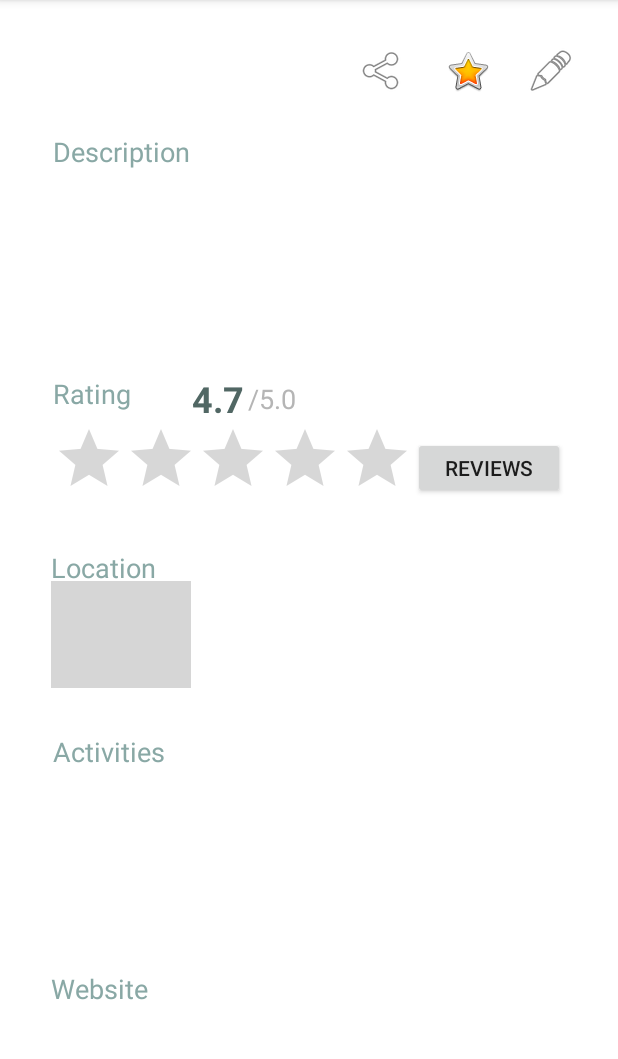
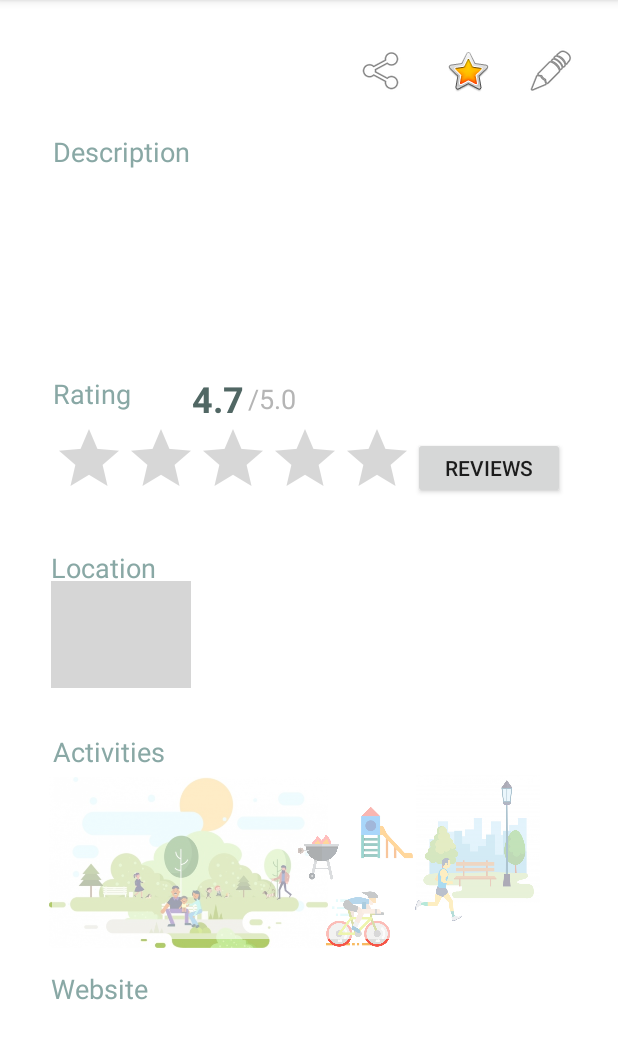
Before and after one commit to tangzt0415/CuteParks, an Android app: the DisplayParkInformationActivity screen opened directly, with no data from a screen before it, on a phone screen of 412 x 824 dp, the part 84-1143 px from its top. Run offline under Robolectric (Android 15) with nearby library versions, the phone set to English and light mode, and no system bars; our stand-ins replace Firebase (no records; nobody signed in at launch, a user with empty details on screens opened directly); 8 statements that could not run were skipped; grey boxes are pictures that could not be loaded.

Commit message:
10 Mar 00:45 by YL, updated Main and DisplayParkInformation interfaces

```diff
--- a/app/src/main/java/com/example/testapplication/MainActivity.java
+++ b/app/src/main/java/com/example/testapplication/MainActivity.java
@@ -27,33 +27,16 @@ public class MainActivity extends AppCompatActivity {
     protected void onCreate(Bundle savedInstanceState) {
         super.onCreate(savedInstanceState);
         setContentView(R.layout.activity_main);
-        TextView result = findViewById(R.id.result);
 
         postalcode = findViewById(R.id.postalAddress);
 
-       Button submit = findViewById(R.id.postalBtn);
         Button SearchButton = findViewById(R.id.SearchButton);
 
-        submit.setOnClickListener(new View.OnClickListener() {
-            @Override
-            public void onClick(View v) {
-                postalAdd = Integer.parseInt(postalcode.getText().toString());
-                result.setText("Postcode: "+postalAdd);
 
-                getCoordinateController process = new getCoordinateController();
-                process.execute();
-
-                Intent startIntent = new Intent(getApplicationContext(), getCoordinateUI.class);
-                //passing info to another activity
-                startIntent.putExtra("com.example.testapplication.SOMETHING",postalAdd);
-                startActivity(startIntent);
-            }
-        });
         SearchButton.setOnClickListener(new View.OnClickListener() {
             @Override
             public void onClick(View v) {
                 postalAdd = Integer.parseInt(postalcode.getText().toString());
-                result.setText("Postcode: "+postalAdd);
 
                 getCoordinateController process = new getCoordinateController();
                 process.execute();
--- a/app/src/main/java/com/example/testapplication/MapsActivity.java
+++ b/app/src/main/java/com/example/testapplication/MapsActivity.java
@@ -32,6 +32,8 @@ public class MapsActivity extends FragmentActivity implements OnMapReadyCallback
     private GoogleMap mMap;
     public static int postal;
     ArrayList<Park> Parks = null;
+    boolean displayParkInfo = false;
+
 
     @Override
     protected void onCreate(Bundle savedInstanceState) {
--- a/app/src/main/res/layout/activity_display_park_information.xml
+++ b/app/src/main/res/layout/activity_display_park_information.xml
@@ -9,41 +9,6 @@
     android:foregroundTint="@android:color/darker_gray"
     android:textAlignment="center"
     tools:context=".DisplayParkInformationActivity">
-
-    <TextView
-        android:id="@+id/parkActivities"
-        android:layout_width="341dp"
-        android:layout_height="90dp"
-        android:overScrollMode="ifContentScrolls"
-        android:scrollIndicators="right"
-        android:scrollbarAlwaysDrawHorizontalTrack="false"
-        android:scrollbarAlwaysDrawVerticalTrack="true"
-        android:scrollbarDefaultDelayBeforeFade="500"
-        android:scrollbarFadeDuration="300"
-        android:scrollbarSize="5dp"
-        android:scrollbarStyle="outsideInset"
-        android:scrollbars="vertical"
-        android:scrollHorizontally="false"
-        android:visibility="visible"
-        app:layout_constraintBottom_toBottomOf="parent"
-        app:layout_constraintEnd_toEndOf="parent"
-        app:layout_constraintStart_toStartOf="parent"
-        app:layout_constraintTop_toBottomOf="@+id/activitytextview"
-        app:layout_constraintVertical_bias="0.0" />
-
-    <TextView
-        android:id="@+id/activitytextview"
-        android:layout_width="254dp"
-        android:layout_height="24dp"
-        android:text="Activities"
-        android:textColor="#89A8A5"
-        android:textSize="18sp"
-        app:layout_constraintBottom_toBottomOf="parent"
-        app:layout_constraintEnd_toEndOf="parent"
-        app:layout_constraintHorizontal_bias="0.222"
-        app:layout_constraintStart_toStartOf="parent"
-        app:layout_constraintTop_toTopOf="parent"
-        app:layout_constraintVertical_bias="0.657" />
 
     <androidx.constraintlayout.widget.Guideline
         android:id="@+id/guideline2"
@@ -291,4 +256,120 @@
         app:layout_constraintTop_toBottomOf="@+id/RatingtextView"
         app:layout_constraintVertical_bias="0.0" />
 
+    <ImageView
+        android:id="@+id/parkImage1"
+        android:layout_width="202dp"
+        android:layout_height="114dp"
+        app:layout_constraintBottom_toBottomOf="parent"
+        app:layout_constraintEnd_toEndOf="parent"
+        app:layout_constraintHorizontal_bias="0.119"
+        app:layout_constraintStart_toStartOf="parent"
+        app:layout_constraintTop_toTopOf="parent"
+        app:layout_constraintVertical_bias="0.792"
+        app:srcCompat="@drawable/park_icon3" />
+
+    <ImageView
+        android:id="@+id/playgroundImage"
+        android:layout_width="61dp"
+        android:layout_height="43dp"
+        app:layout_constraintBottom_toBottomOf="parent"
+        app:layout_constraintEnd_toEndOf="parent"
+        app:layout_constraintHorizontal_bias="0.648"
+        app:layout_constraintStart_toStartOf="parent"
+        app:layout_constraintTop_toTopOf="parent"
+        app:layout_constraintVertical_bias="0.736"
+        app:srcCompat="@drawable/playground_icon" />
+
+    <ImageView
+        android:id="@+id/parkImage2"
+        android:layout_width="116dp"
+        android:layout_height="87dp"
+        app:layout_constraintBottom_toBottomOf="parent"
+        app:layout_constraintEnd_toEndOf="parent"
+        app:layout_constraintHorizontal_bias="0.881"
+        app:layout_constraintStart_toStartOf="parent"
+        app:layout_constraintTop_toTopOf="parent"
+        app:layout_constraintVertical_bias="0.759"
+        app:srcCompat="@drawable/park_icon2" />
+
+    <ImageView
+        android:id="@+id/cyclingImange"
+        android:layout_width="44dp"
+        android:layout_height="39dp"
+        android:scaleType="fitCenter"
+        app:layout_constraintBottom_toBottomOf="parent"
+        app:layout_constraintEnd_toEndOf="parent"
+        app:layout_constraintHorizontal_bias="0.588"
+        app:layout_constraintStart_toStartOf="parent"
+        app:layout_constraintTop_toTopOf="parent"
+        app:layout_constraintVertical_bias="0.813"
+        app:srcCompat="@drawable/cycling_icon" />
+
+    <ImageView
+        android:id="@+id/runningImage"
+        android:layout_width="63dp"
+        android:layout_height="61dp"
+        android:scaleType="centerCrop"
+        app:layout_constraintBottom_toBottomOf="parent"
+        app:layout_constraintEnd_toEndOf="parent"
+        app:layout_constraintHorizontal_bias="0.747"
+        app:layout_constraintStart_toStartOf="parent"
+        app:layout_constraintTop_toTopOf="parent"
+        app:layout_constraintVertical_bias="0.795"
+        app:srcCompat="@drawable/running_icon" />
+
+    <androidx.constraintlayout.widget.Group
+        android:id="@+id/group"
+        android:layout_width="wrap_content"
+        android:layout_height="wrap_content" />
+
+    <ImageView
+        android:id="@+id/BbqImage"
+        android:layout_width="30dp"
+        android:layout_height="37dp"
+        app:layout_constraintBottom_toBottomOf="parent"
+        app:layout_constraintEnd_toEndOf="parent"
+        app:layout_constraintHorizontal_bias="0.517"
+        app:layout_constraintStart_toStartOf="parent"
+        app:layout_constraintTop_toTopOf="parent"
+        app:layout_constraintVertical_bias="0.756"
+        app:srcCompat="@drawable/barbeque_icon" />
+
+    <TextView
+        android:id="@+id/activitytextview"
+        android:layout_width="254dp"
+        android:layout_height="24dp"
+        android:text="Activities"
+        android:textColor="#89A8A5"
+        android:textSize="18sp"
+        app:layout_constraintBottom_toBottomOf="parent"
+        app:layout_constraintEnd_toEndOf="parent"
+        app:layout_constraintHorizontal_bias="0.222"
+        app:layout_constraintStart_toStartOf="parent"
+        app:layout_constraintTop_toTopOf="parent"
+        app:layout_constraintVertical_bias="0.657" />
+
+    <TextView
+        android:id="@+id/parkActivities"
+        android:layout_width="340dp"
+        android:layout_height="113dp"
+        android:background="#9CFFFFFF"
+        android:overScrollMode="ifContentScrolls"
+        android:scrollIndicators="right"
+        android:scrollbarAlwaysDrawHorizontalTrack="false"
+        android:scrollbarAlwaysDrawVerticalTrack="true"
+        android:scrollbarDefaultDelayBeforeFade="500"
+        android:scrollbarFadeDuration="300"
+        android:scrollbarSize="5dp"
+        android:scrollbarStyle="outsideInset"
+        android:scrollbars="vertical"
+        android:scrollHorizontally="false"
+        android:visibility="visible"
+        app:layout_constraintBottom_toBottomOf="parent"
+        app:layout_constraintEnd_toEndOf="parent"
+        app:layout_constraintHorizontal_bias="0.478"
+        app:layout_constraintStart_toStartOf="parent"
+        app:layout_constraintTop_toBottomOf="@+id/activitytextview"
+        app:layout_constraintVertical_bias="0.0" />
+
 </androidx.constraintlayout.widget.ConstraintLayout>
--- a/app/src/main/res/layout/activity_main.xml
+++ b/app/src/main/res/layout/activity_main.xml
@@ -7,17 +7,6 @@
     android:layout_height="match_parent"
     android:background="#208178"
     tools:context=".MainActivity">
-
-    <Button
-        android:id="@+id/postalBtn"
-        android:layout_width="wrap_content"
-        android:layout_height="wrap_content"
-        android:layout_marginBottom="40dp"
-        android:text="@string/submit"
-        app:layout_constraintBottom_toBottomOf="parent"
-        app:layout_constraintEnd_toEndOf="parent"
-        app:layout_constraintHorizontal_bias="0.879"
-        app:layout_constraintStart_toStartOf="parent" />
 
     <EditText
         android:id="@+id/postalAddress"
@@ -94,17 +83,6 @@
         app:layout_constraintTop_toBottomOf="@+id/postalAddress"
         app:layout_constraintVertical_bias="0.024" />
 
-    <TextView
-        android:id="@+id/result"
-        android:layout_width="194dp"
-        android:layout_height="46dp"
-        android:layout_marginBottom="196dp"
-        android:text="TextView"
-        app:layout_constraintBottom_toBottomOf="parent"
-        app:layout_constraintEnd_toEndOf="parent"
-        app:layout_constraintStart_toStartOf="parent"
-        app:layout_constraintTop_toBottomOf="@+id/SearchButton" />
-
     <ImageButton
         android:id="@+id/favouritesButton"
         android:layout_width="wrap_content"
```
Also changed, not shown: app/src/main/java/com/example/testapplication/Database.java (+34 -31 lines), app/src/main/res/drawable/barbeque_icon.png (added), app/src/main/res/drawable/cycling_icon.png (added), app/src/main/res/drawable/park_icon1.jpg (added), app/src/main/res/drawable/park_icon2.jpg (added), app/src/main/res/drawable/park_icon3.jpg (added), app/src/main/res/drawable/playground_icon.png (added), app/src/main/res/drawable/running_icon.png (added).
